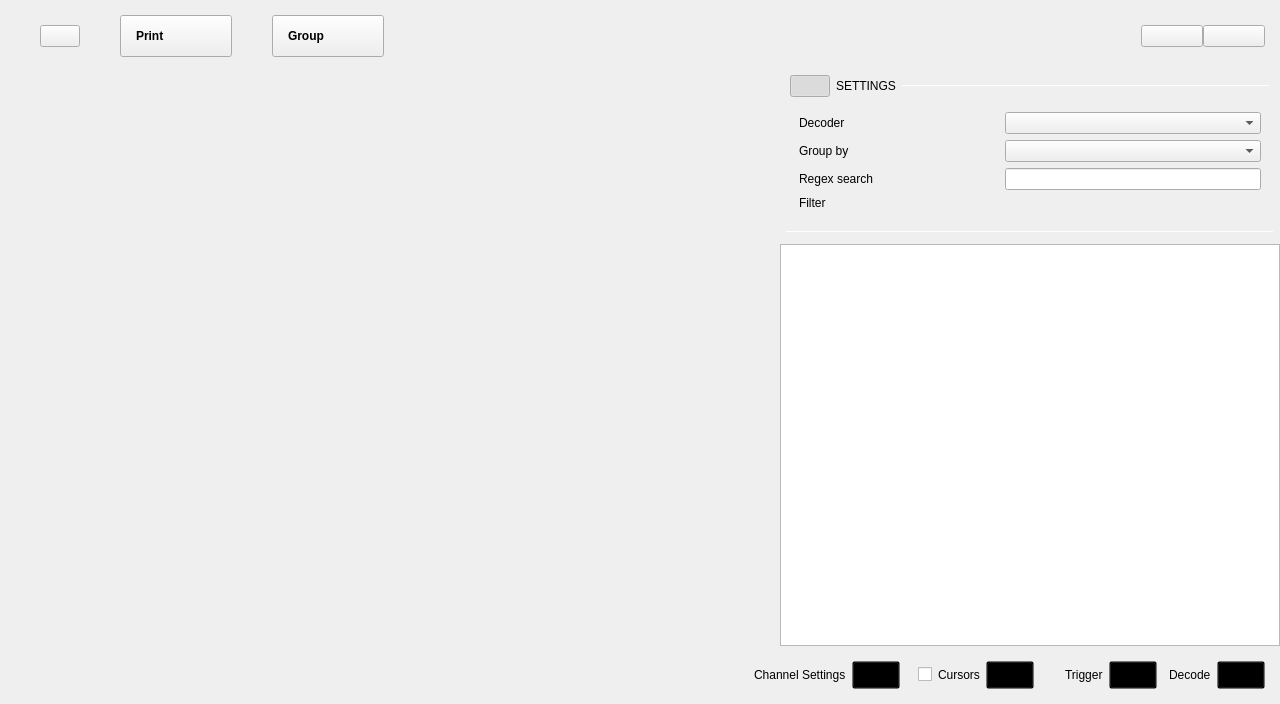
The window that ui/logic_analyzer.ui (analogdevicesinc/scopy) describes before a commit, drawn with Qt 5.
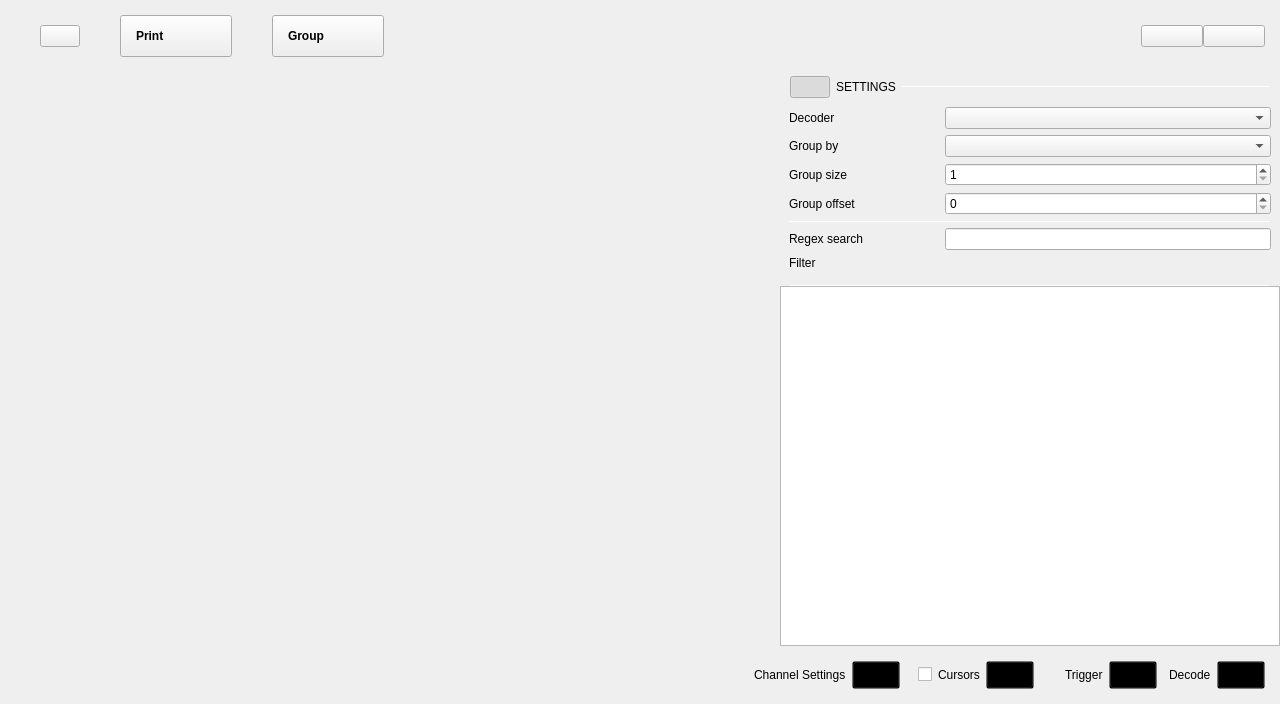
The same window after the commit. Icons and pictures are not drawn. Custom widgets are drawn as their Qt base class.

Commit message: logic analyzer/decoder table: can set group size and offset for decoded messages

Patch:
```diff
--- a/ui/logic_analyzer.ui
+++ b/ui/logic_analyzer.ui
@@ -1778,9 +1778,15 @@
                  </size>
                 </property>
                 <layout class="QVBoxLayout" name="verticalLayout_12">
+                 <property name="spacing">
+                  <number>0</number>
+                 </property>
                  <property name="leftMargin">
                   <number>0</number>
                  </property>
+                 <property name="topMargin">
+                  <number>10</number>
+                 </property>
                  <property name="rightMargin">
                   <number>0</number>
                  </property>
@@ -1790,10 +1796,10 @@
                  <item>
                   <layout class="QVBoxLayout" name="wDecoderSettingsContainer">
                    <property name="leftMargin">
-                    <number>10</number>
+                    <number>0</number>
                    </property>
                    <property name="rightMargin">
-                    <number>10</number>
+                    <number>0</number>
                    </property>
                    <property name="bottomMargin">
                     <number>0</number>
@@ -1803,6 +1809,12 @@
                      <property name="spacing">
                       <number>6</number>
                      </property>
+                     <property name="leftMargin">
+                      <number>10</number>
+                     </property>
+                     <property name="rightMargin">
+                      <number>10</number>
+                     </property>
                      <item>
                       <widget class="QPushButton" name="btnCollapseSettings">
                        <property name="maximumSize">
@@ -1873,26 +1885,24 @@
                    </item>
                    <item>
                     <widget class="QWidget" name="wDecoderSettings_2" native="true">
-                     <layout class="QGridLayout" name="wDecoderSettings" columnstretch="0,0" columnminimumwidth="200,0">
+                     <layout class="QGridLayout" name="wDecoderSettings" columnstretch="0,0" columnminimumwidth="150,0">
                       <property name="sizeConstraint">
                        <enum>QLayout::SetMinimumSize</enum>
                       </property>
-                      <item row="2" column="1">
-                       <widget class="QComboBox" name="DecoderComboBox">
-                        <property name="sizePolicy">
-                         <sizepolicy hsizetype="Preferred" vsizetype="Preferred">
-                          <horstretch>0</horstretch>
-                          <verstretch>0</verstretch>
-                         </sizepolicy>
-                        </property>
-                        <property name="minimumSize">
-                         <size>
-                          <width>0</width>
-                          <height>0</height>
-                         </size>
+                      <item row="6" column="0">
+                       <widget class="QLabel" name="label_22">
+                        <property name="text">
+                         <string>Group offset</string>
                         </property>
                        </widget>
                       </item>
+                      <item row="9" column="1">
+                       <layout class="QVBoxLayout" name="filterLayout">
+                        <property name="spacing">
+                         <number>0</number>
+                        </property>
+                       </layout>
+                      </item>
                       <item row="3" column="1">
                        <widget class="QComboBox" name="primaryAnnotationComboBox">
                         <property name="sizePolicy">
@@ -1909,22 +1919,6 @@
                         </property>
                        </widget>
                       </item>
-                      <item row="6" column="0">
-                       <widget class="QLabel" name="label_19">
-                        <property name="sizePolicy">
-                         <sizepolicy hsizetype="Fixed" vsizetype="Preferred">
-                          <horstretch>0</horstretch>
-                          <verstretch>0</verstretch>
-                         </sizepolicy>
-                        </property>
-                        <property name="text">
-                         <string>Filter</string>
-                        </property>
-                       </widget>
-                      </item>
-                      <item row="6" column="1">
-                       <layout class="QVBoxLayout" name="filterLayout"/>
-                      </item>
                       <item row="2" column="0">
                        <widget class="QLabel" name="label_18">
                         <property name="sizePolicy">
@@ -1938,6 +1932,36 @@
                         </property>
                        </widget>
                       </item>
+                      <item row="2" column="1">
+                       <widget class="QComboBox" name="DecoderComboBox">
+                        <property name="sizePolicy">
+                         <sizepolicy hsizetype="Preferred" vsizetype="Preferred">
+                          <horstretch>0</horstretch>
+                          <verstretch>0</verstretch>
+                         </sizepolicy>
+                        </property>
+                        <property name="minimumSize">
+                         <size>
+                          <width>0</width>
+                          <height>0</height>
+                         </size>
+                        </property>
+                       </widget>
+                      </item>
+                      <item row="8" column="0">
+                       <widget class="QLabel" name="label_20">
+                        <property name="text">
+                         <string>Regex search</string>
+                        </property>
+                       </widget>
+                      </item>
+                      <item row="5" column="0">
+                       <widget class="QLabel" name="label_21">
+                        <property name="text">
+                         <string>Group size</string>
+                        </property>
+                       </widget>
+                      </item>
                       <item row="3" column="0">
                        <widget class="QLabel" name="label_17">
                         <property name="sizePolicy">
@@ -1951,15 +1975,94 @@
                         </property>
                        </widget>
                       </item>
-                      <item row="5" column="0">
-                       <widget class="QLabel" name="label_20">
+                      <item row="8" column="1">
+                       <widget class="QLineEdit" name="searchBox">
+                        <property name="sizePolicy">
+                         <sizepolicy hsizetype="Preferred" vsizetype="Fixed">
+                          <horstretch>0</horstretch>
+                          <verstretch>0</verstretch>
+                         </sizepolicy>
+                        </property>
+                       </widget>
+                      </item>
+                      <item row="9" column="0">
+                       <widget class="QLabel" name="label_19">
+                        <property name="sizePolicy">
+                         <sizepolicy hsizetype="Fixed" vsizetype="Preferred">
+                          <horstretch>0</horstretch>
+                          <verstretch>0</verstretch>
+                         </sizepolicy>
+                        </property>
                         <property name="text">
-                         <string>Regex search</string>
+                         <string>Filter</string>
+                        </property>
+                       </widget>
+                      </item>
+                      <item row="7" column="0" colspan="2">
+                       <widget class="Line" name="line_10">
+                        <property name="sizePolicy">
+                         <sizepolicy hsizetype="Expanding" vsizetype="Fixed">
+                          <horstretch>0</horstretch>
+                          <verstretch>0</verstretch>
+                         </sizepolicy>
+                        </property>
+                        <property name="minimumSize">
+                         <size>
+                          <width>0</width>
+                          <height>1</height>
+                         </size>
+                        </property>
+                        <property name="maximumSize">
+                         <size>
+                          <width>16777215</width>
+                          <height>1</height>
+                         </size>
+                        </property>
+                        <property name="orientation">
+                         <enum>Qt::Horizontal</enum>
+                        </property>
+                        <property name="blue_line" stdset="0">
+                         <bool>true</bool>
                         </property>
                        </widget>
                       </item>
                       <item row="5" column="1">
-                       <widget class="QLineEdit" name="searchBox"/>
+                       <widget class="QSpinBox" name="groupSizeSpinBox">
+                        <property name="sizePolicy">
+                         <sizepolicy hsizetype="Preferred" vsizetype="Fixed">
+                          <horstretch>0</horstretch>
+                          <verstretch>0</verstretch>
+                         </sizepolicy>
+                        </property>
+                        <property name="maximumSize">
+                         <size>
+                          <width>16777215</width>
+                          <height>40</height>
+                         </size>
+                        </property>
+                        <property name="minimum">
+                         <number>1</number>
+                        </property>
+                        <property name="value">
+                         <number>1</number>
+                        </property>
+                       </widget>
+                      </item>
+                      <item row="6" column="1">
+                       <widget class="QSpinBox" name="groupOffsetSpinBox">
+                        <property name="sizePolicy">
+                         <sizepolicy hsizetype="Preferred" vsizetype="Fixed">
+                          <horstretch>0</horstretch>
+                          <verstretch>0</verstretch>
+                         </sizepolicy>
+                        </property>
+                        <property name="maximumSize">
+                         <size>
+                          <width>16777215</width>
+                          <height>40</height>
+                         </size>
+                        </property>
+                       </widget>
                       </item>
                      </layout>
                     </widget>
@@ -1969,16 +2072,16 @@
                  <item>
                   <layout class="QVBoxLayout" name="verticalLayout_15">
                    <property name="leftMargin">
-                    <number>6</number>
+                    <number>10</number>
                    </property>
                    <property name="topMargin">
                     <number>6</number>
                    </property>
                    <property name="rightMargin">
-                    <number>6</number>
+                    <number>10</number>
                    </property>
                    <property name="bottomMargin">
-                    <number>6</number>
+                    <number>0</number>
                    </property>
                    <item>
                     <widget class="Line" name="line_8">
```
Left out of the diff: 4 changed lines with no effect on the pictures. The commit also changes 5 other files.
